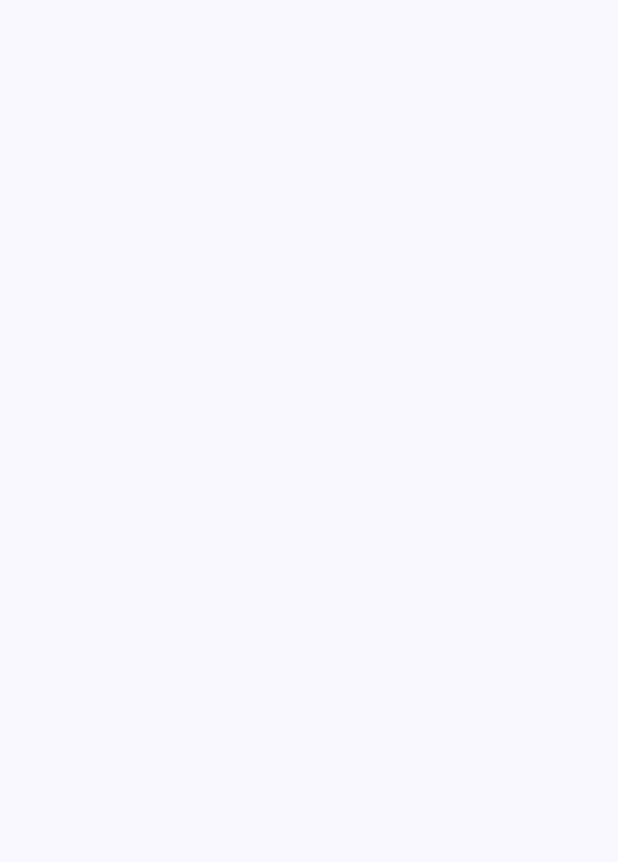
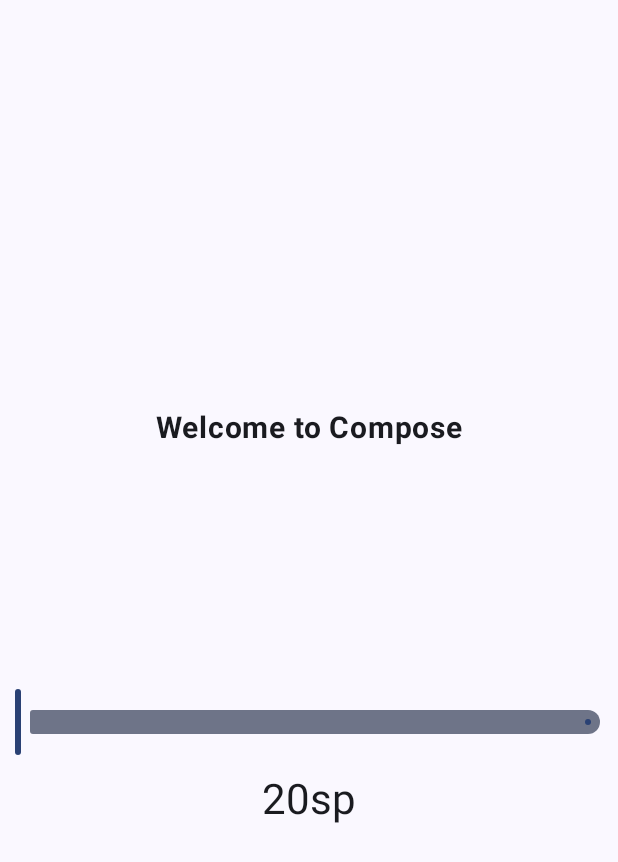
Before and after one commit to ratminen/ComposeDemo, an Android app built with Jetpack Compose: the screen it shows after launch (MainActivity), on a phone screen of 412 x 824 dp. Before the commit the part shown is empty. Shown: the top 862 px of the screen. Run offline under Robolectric (Android 15) with nearby library versions, the phone set to English and light mode, and no system bars.

Commit message:
6. Completed Compose

```diff
--- a/app/src/main/java/com/example/composedemo/MainActivity.kt
+++ b/app/src/main/java/com/example/composedemo/MainActivity.kt
@@ -4,14 +4,26 @@ import android.os.Bundle
 import androidx.activity.ComponentActivity
 import androidx.activity.compose.setContent
 import androidx.activity.enableEdgeToEdge
+import androidx.compose.foundation.layout.Arrangement
+import androidx.compose.foundation.layout.Column
+import androidx.compose.foundation.layout.Spacer
 import androidx.compose.foundation.layout.fillMaxSize
+import androidx.compose.foundation.layout.height
 import androidx.compose.foundation.layout.padding
+import androidx.compose.material3.MaterialTheme
 import androidx.compose.material3.Scaffold
+import androidx.compose.material3.Slider
 import androidx.compose.material3.Text
 import androidx.compose.runtime.Composable
+import androidx.compose.runtime.getValue
+import androidx.compose.runtime.mutableFloatStateOf
+import androidx.compose.runtime.remember
+import androidx.compose.runtime.setValue
+import androidx.compose.ui.Alignment
 import androidx.compose.ui.Modifier
 import androidx.compose.ui.text.font.FontWeight
 import androidx.compose.ui.tooling.preview.Preview
+import androidx.compose.ui.unit.dp
 import androidx.compose.ui.unit.sp
 import com.example.composedemo.ui.theme.ComposeDemoTheme
 
@@ -22,7 +34,7 @@ class MainActivity : ComponentActivity() {
         setContent {
             ComposeDemoTheme {
                 Scaffold(modifier = Modifier.fillMaxSize()) { innerPadding ->
-
+                    DemoScreen(modifier = Modifier.padding(innerPadding))
                 }
             }
         }
@@ -38,10 +50,49 @@ fun DemoText(message: String, fontSize: Float) {
     )
 }
 
-@Preview
+@Composable
+fun DemoSlider(sliderPosition: Float, onPositionChange: (Float) -> Unit ) {
+    Slider(
+        modifier = Modifier.padding(10.dp),
+        valueRange = 20f..38f,
+        value = sliderPosition,
+        onValueChange = { onPositionChange(it) }
+    )
+}
+
+@Composable
+fun DemoScreen(modifier: Modifier = Modifier) {
+    var sliderPosition by remember { mutableFloatStateOf(20f) }
+    val handlePositionChange = { position : Float ->
+        sliderPosition = position
+    }
+    Column(
+        horizontalAlignment = Alignment.CenterHorizontally,
+        verticalArrangement = Arrangement.Center,
+        modifier = Modifier.fillMaxSize()
+    ) {
+        DemoText(message = "Welcome to Compose", fontSize = sliderPosition)
+        Spacer(modifier = Modifier.height(150.dp))
+        DemoSlider(
+            sliderPosition = sliderPosition,
+            onPositionChange = handlePositionChange
+        )
+        Text(
+            style = MaterialTheme.typography.headlineMedium,
+            text = sliderPosition.toInt().toString() + "sp"
+        )
+    }
+}
+
+
+
+@Preview(showSystemUi = true)
 @Composable
 fun DemoTextPreview() {
     ComposeDemoTheme {
         DemoText(message = "Welcome to Android", fontSize = 12f)
+        Scaffold(modifier = Modifier.fillMaxSize()) { innerPadding ->
+            DemoScreen(modifier = Modifier.padding(innerPadding))
+        }
     }
 }
```
